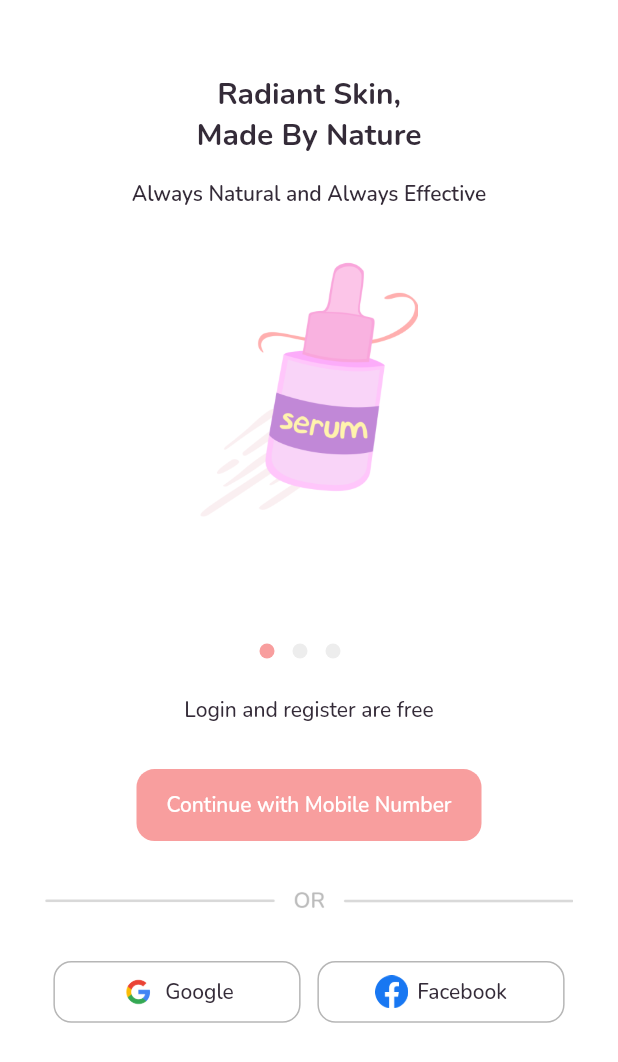
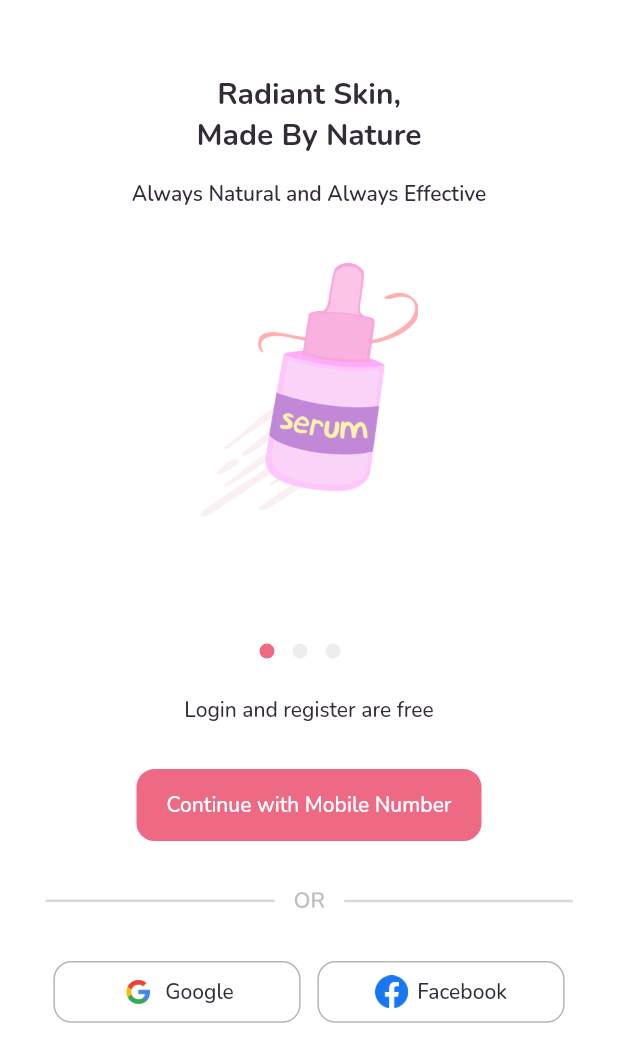
Before and after one commit to apridev/heartfilia-app, a Flutter app: the screen it shows after launch, on a phone screen of 412 x 824 dp. Shown: the top 1062 px of the screen. Run offline on Flutter 3.47's test engine with Material 2 defaults, Android fonts, the phone set to English and light mode, and no system bars; our stand-ins replace dotted_border, google_fonts.

Commit message:
template system

```diff
--- a/lib/template.dart
+++ b/lib/template.dart
@@ -3,7 +3,7 @@ import 'package:google_fonts/google_fonts.dart';
 
 Color blackColor = Color(0xff342B38);
 Color secondaryBlackColor = Color(0xff535353);
-Color pinkOne = Color(0xffF89E9E);
+Color pinkOne = Color(0xffEE6983);
 Color pinkTwo = Color(0xffFFAFAF);
 Color pinkThree = Color(0xffFAEFF1);
 Color greenOne = Color(0xff8ADDAE);
```
